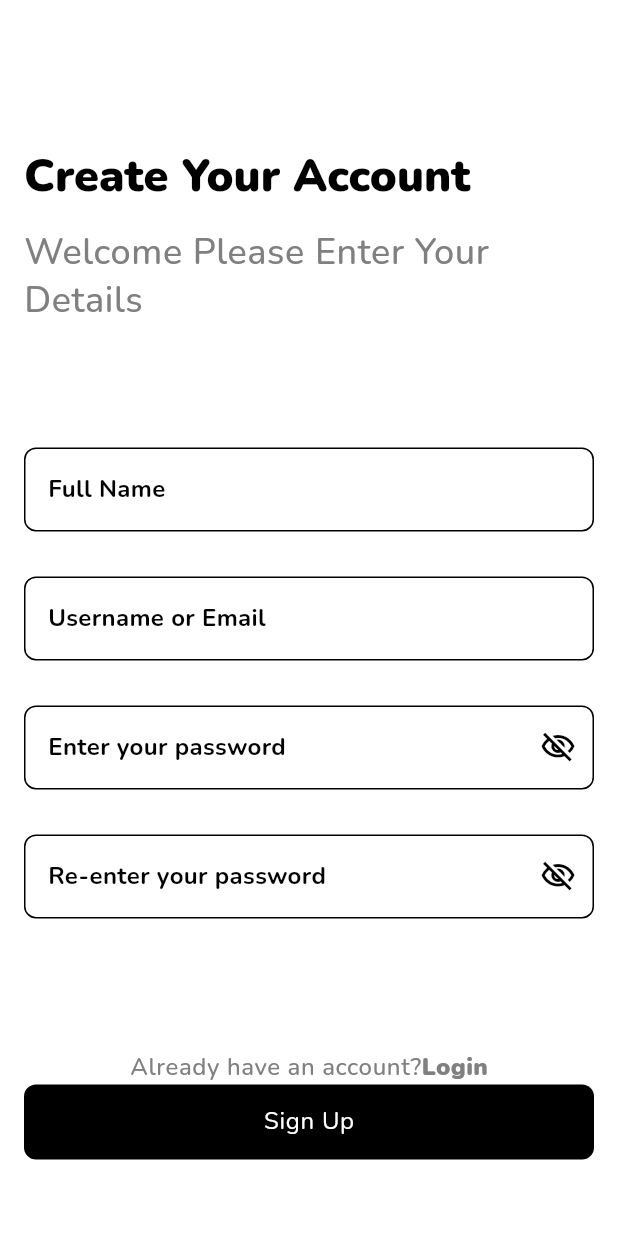
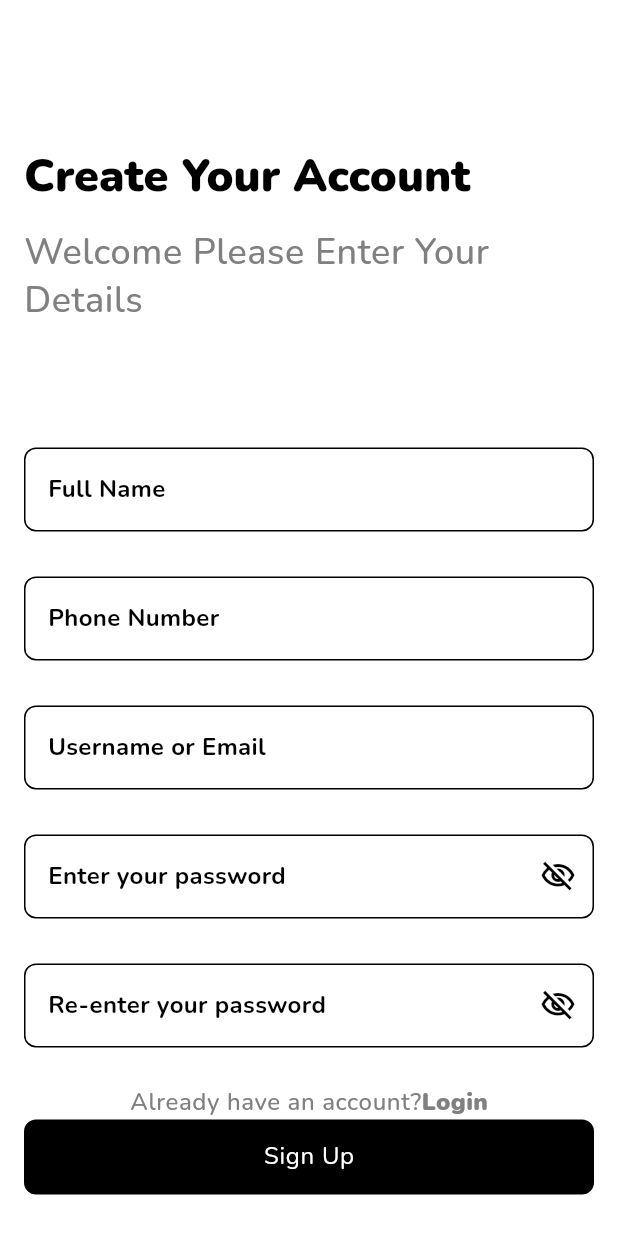
Before and after one commit to gitSuyog404/nullPointers_hackForBusiness, a Flutter app: the SignupPage screen opened by its route, on a phone screen of 412 x 824 dp. Run offline on Flutter 3.47's test engine with Material 3 defaults, Android fonts, the phone set to English and light mode, and no system bars; our stand-ins replace equatable, flutter_bloc, hive, hive_flutter, image_picker; accounts and stored records are empty.

Commit message:
update: update auth flow.

```diff
--- a/flutter/food_rescue/lib/features/auth/views/pages/signup_page.dart
+++ b/flutter/food_rescue/lib/features/auth/views/pages/signup_page.dart
@@ -3,6 +3,7 @@ import 'package:food_rescue/features/auth/views/wiidgets/clickable_message.dart'
 import 'package:food_rescue/features/auth/views/wiidgets/email_textfield.dart';
 import 'package:food_rescue/features/auth/views/wiidgets/full_name_textfield.dart';
 import 'package:food_rescue/features/auth/views/wiidgets/password_textfield.dart';
+import 'package:food_rescue/features/auth/views/wiidgets/phone_number_textfield.dart';
 
 import '../../../../router/router.dart';
 import '../wiidgets/button.dart';
@@ -18,6 +19,7 @@ class SignupPage extends StatefulWidget {
 class _SignupPageState extends State<SignupPage> {
   final GlobalKey<FormState> _formKey = GlobalKey<FormState>();
   final TextEditingController _fullnameController = TextEditingController();
+  final TextEditingController _phoneNumberController = TextEditingController();
   final TextEditingController _emailController = TextEditingController();
   final TextEditingController _passwordController = TextEditingController();
   final TextEditingController _confirmPasswordController =
@@ -48,6 +50,8 @@ class _SignupPageState extends State<SignupPage> {
                 SizedBox(height: size.height * 0.1),
                 FullNameTextfield(controller: _fullnameController),
                 SizedBox(height: 30),
+                PhoneNumberTextfield(controller: _phoneNumberController),
+                SizedBox(height: 30),
                 EmailTextfield(controller: _emailController),
                 SizedBox(height: 30),
                 PasswordTextField(controller: _passwordController),
@@ -56,8 +60,7 @@ class _SignupPageState extends State<SignupPage> {
                   controller: _confirmPasswordController,
                   isConfirmPassword: true,
                 ),
-                SizedBox(height: 30),
-                SizedBox(height: MediaQuery.of(context).size.height * 0.07),
+                SizedBox(height: 25),
                 ClickableMessage(
                   theme: theme,
                   ontap: () {
@@ -72,11 +75,13 @@ class _SignupPageState extends State<SignupPage> {
                   alignment: Alignment.center,
                   child: Button(
                     onPressed: () {
-                      if (widget.isRider) {
-                        navigation.currentState?.pushNamed(RouteNames.rider);
-                      }
+                      // if (widget.isRider) {
+                      //   navigation.currentState?.pushNamed(RouteNames.rider);
+                      // }
                     },
-                    title: widget.isRider ? 'Next' : 'Sign Up',
+                    title:
+                        //  widget.isRider ? 'Next' :
+                        'Sign Up',
                   ),
                 ),
               ],
--- /dev/null
+++ b/flutter/food_rescue/lib/features/auth/views/wiidgets/phone_number_textfield.dart
@@ -0,0 +1,41 @@
+import 'package:flutter/material.dart';
+
+class PhoneNumberTextfield extends StatelessWidget {
+  const PhoneNumberTextfield({super.key, required this.controller});
+  final TextEditingController controller;
+
+  @override
+  Widget build(BuildContext context) {
+    return TextFormField(
+      controller: controller,
+      cursorColor: Theme.of(context).colorScheme.onPrimary,
+      decoration: InputDecoration(
+        labelText: 'Phone Number',
+        hintText: 'eg:- +1234567890',
+        labelStyle: Theme.of(context).textTheme.bodyMedium,
+        enabledBorder: OutlineInputBorder(
+          borderRadius: BorderRadius.circular(8.0),
+          borderSide: BorderSide(
+            color: Theme.of(context).colorScheme.onPrimary,
+            width: 1,
+          ),
+        ),
+        focusedBorder: OutlineInputBorder(
+          borderRadius: BorderRadius.circular(8.0),
+          borderSide: BorderSide(
+            color: Theme.of(context).colorScheme.onPrimary,
+            width: 1,
+          ),
+        ),
+      ),
+      keyboardType: TextInputType.phone,
+      textInputAction: TextInputAction.next,
+      validator: (value) {
+        if (value == null || value.isEmpty) {
+          return 'Please enter your phone number';
+        }
+        return null;
+      },
+    );
+  }
+}
```
Also changed, not shown: flutter/food_rescue/lib/core/services/image_picker_service.dart (added, +36 -0 lines), flutter/food_rescue/lib/features/auth/views/pages/login_page.dart (+6 -3 lines), flutter/food_rescue/lib/features/auth/views/pages/rider_signup_page.dart (+20 -2 lines), 4 other files.
